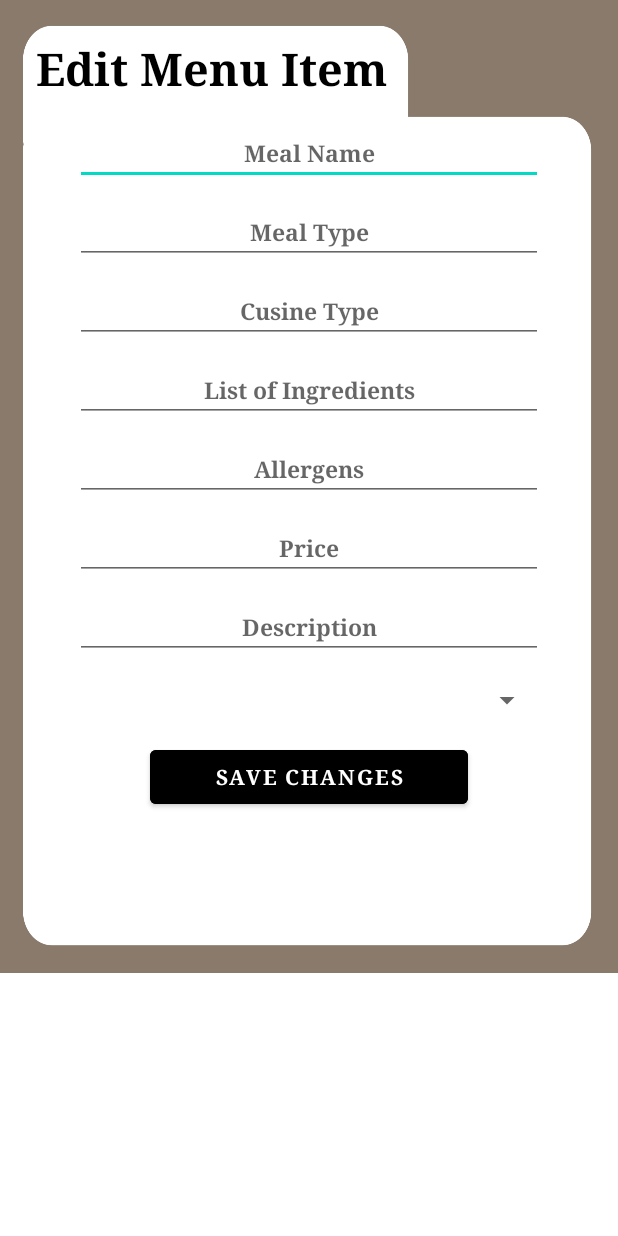
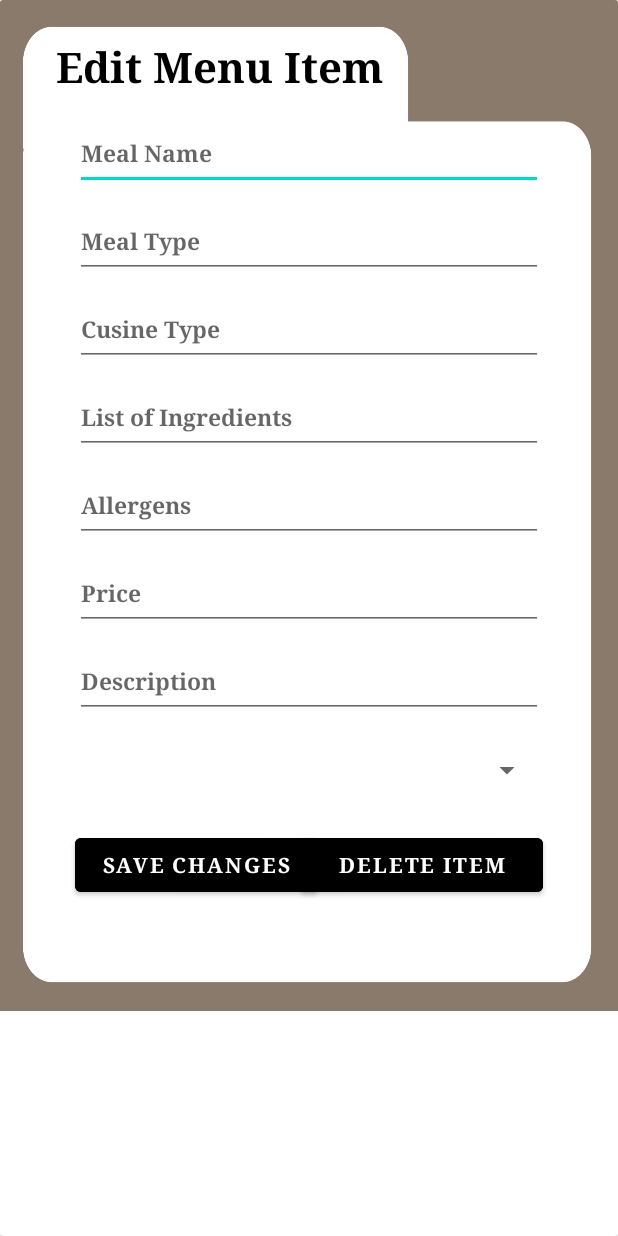
Before and after one commit to NightingaleX03/Mealer-Food-Delivery-App, an Android app: the layout edit_menu_items.xml on its own in the app's theme, with its tools: preview values and no code run, on a phone screen of 412 x 824 dp. Run offline under Robolectric (Android 15) with nearby library versions, the phone set to English and light mode, and no system bars.

Commit message:
added cardview to editMenu item

```diff
--- a/app/src/main/java/group/project/CookHomePage.java
+++ b/app/src/main/java/group/project/CookHomePage.java
@@ -2,6 +2,8 @@ package group.project;
 
 import android.app.Dialog;
 import android.os.Bundle;
+import android.view.ViewGroup;
+import android.view.Window;
 import android.widget.ArrayAdapter;
 import android.widget.Button;
 import android.widget.EditText;
@@ -60,6 +62,7 @@ public class CookHomePage extends AppCompatActivity {
         dialog.setTitle("Menu Item");
         dialog.setContentView(R.layout.edit_menu_items);
 
+
         spinnerAvailability = dialog.findViewById(R.id.spinner_availability);
         btnOK = dialog.findViewById(R.id.btnsaveChanges);
         dialog.create();
--- a/app/src/main/res/layout/edit_menu_items.xml
+++ b/app/src/main/res/layout/edit_menu_items.xml
@@ -1,174 +1,210 @@
 <?xml version="1.0" encoding="utf-8"?>
 <RelativeLayout xmlns:android="http://schemas.android.com/apk/res/android"
+    xmlns:tools="http://schemas.android.com/tools"
     android:layout_width="match_parent"
     android:layout_height="wrap_content"
-    android:background="@drawable/dialog_box"
-    android:layout_marginBottom="175dp">
+    >
+
+    <androidx.cardview.widget.CardView
+        android:layout_width="match_parent"
+        android:layout_height="wrap_content" >
+
+        <RelativeLayout
+            android:layout_width="match_parent"
+            android:layout_height="wrap_content"
+            android:layout_marginBottom="150dp"
+            android:background="@drawable/dialog_box">
 
             <TextView
+                android:id="@+id/title"
                 android:layout_width="match_parent"
                 android:layout_height="wrap_content"
                 android:layout_gravity="center"
+                android:layout_marginStart="20dp"
+                android:layout_marginTop="25dp"
+                android:layout_marginEnd="140dp"
+                android:layout_marginBottom="5dp"
                 android:text="Edit Menu Item"
                 android:textAlignment="center"
+                android:textColor="@color/black"
+                android:textSize="28dp"
+                android:textStyle="bold"
                 android:typeface="serif"
-        android:id="@+id/title"
-        android:layout_marginStart="20dp"
-        android:layout_marginTop="25dp"
-        android:layout_marginEnd="150dp"
-        android:layout_marginBottom="5dp"
-        android:textColor="@color/black"
-        android:textStyle="bold"
-        android:textSize="30dp"/>
+                tools:ignore="MissingConstraints" />
 
             <EditText
+                android:id="@+id/itemName"
                 android:layout_width="match_parent"
                 android:layout_height="wrap_content"
+                android:layout_below="@id/title"
                 android:layout_gravity="center"
-        android:hint="Meal Name"
-        android:textAlignment="center"
-        android:layout_below="@id/title"
-        android:id="@+id/itemName"
-        android:typeface="serif"
                 android:layout_marginStart="50dp"
                 android:layout_marginTop="10dp"
                 android:layout_marginEnd="50dp"
                 android:layout_marginBottom="5dp"
+                android:hint="Meal Name"
+                android:minHeight="48dp"
+
                 android:textColor="@color/black"
+                android:textSize="15dp"
                 android:textStyle="bold"
-        android:textSize="15dp"/>
-
+                android:typeface="serif"
+                tools:ignore="MissingConstraints" />
 
             <EditText
+                android:id="@+id/mealType"
                 android:layout_width="match_parent"
                 android:layout_height="wrap_content"
+                android:layout_below="@id/itemName"
                 android:layout_gravity="center"
-        android:hint="Meal Type"
-        android:textAlignment="center"
-        android:layout_below="@id/itemName"
-        android:id="@+id/mealType"
-        android:typeface="serif"
                 android:layout_marginStart="50dp"
                 android:layout_marginTop="5dp"
                 android:layout_marginEnd="50dp"
                 android:layout_marginBottom="5dp"
+                android:hint="Meal Type"
+                android:minHeight="48dp"
                 android:textColor="@color/black"
+                android:textSize="15dp"
                 android:textStyle="bold"
-        android:textSize="15dp"/>
+                android:typeface="serif"
+                tools:ignore="MissingConstraints" />
 
             <EditText
+                android:id="@+id/cusineType"
                 android:layout_width="match_parent"
                 android:layout_height="wrap_content"
+                android:layout_below="@id/mealType"
                 android:layout_gravity="center"
-        android:hint="Cusine Type"
-        android:textAlignment="center"
-        android:layout_below="@id/mealType"
-        android:id="@+id/cusineType"
-        android:typeface="serif"
                 android:layout_marginStart="50dp"
                 android:layout_marginTop="5dp"
                 android:layout_marginEnd="50dp"
                 android:layout_marginBottom="5dp"
+                android:hint="Cusine Type"
+                android:minHeight="48dp"
                 android:textColor="@color/black"
+                android:textSize="15dp"
                 android:textStyle="bold"
-        android:textSize="15dp"/>
+                android:typeface="serif"
+                tools:ignore="MissingConstraints" />
 
             <EditText
+                android:id="@+id/listOfIngredients"
                 android:layout_width="match_parent"
                 android:layout_height="wrap_content"
+                android:layout_below="@id/cusineType"
                 android:layout_gravity="center"
-        android:hint="List of Ingredients"
-        android:textAlignment="center"
-        android:layout_below="@id/cusineType"
-        android:id="@+id/listOfIngredients"
-        android:typeface="serif"
                 android:layout_marginStart="50dp"
                 android:layout_marginTop="5dp"
                 android:layout_marginEnd="50dp"
                 android:layout_marginBottom="5dp"
+                android:hint="List of Ingredients"
                 android:textColor="@color/black"
+                android:textSize="15dp"
+                android:minHeight="48dp"
                 android:textStyle="bold"
-        android:textSize="15dp"/>
+                android:typeface="serif"
+                tools:ignore="MissingConstraints" />
 
             <EditText
+                android:id="@+id/allergens"
                 android:layout_width="match_parent"
                 android:layout_height="wrap_content"
+                android:layout_below="@id/listOfIngredients"
                 android:layout_gravity="center"
-        android:hint = "Allergens"
-        android:textAlignment="center"
-        android:layout_below="@id/listOfIngredients"
-        android:id="@+id/allergens"
-        android:typeface="serif"
                 android:layout_marginStart="50dp"
                 android:layout_marginTop="5dp"
                 android:layout_marginEnd="50dp"
                 android:layout_marginBottom="5dp"
+                android:hint="Allergens"
                 android:textColor="@color/black"
+                android:textSize="15dp"
+                android:minHeight="48dp"
                 android:textStyle="bold"
-        android:textSize="15dp"/>
+                android:typeface="serif"
+                tools:ignore="MissingConstraints" />
 
             <EditText
+                android:id="@+id/price"
                 android:layout_width="match_parent"
                 android:layout_height="wrap_content"
+                android:layout_below="@id/allergens"
                 android:layout_gravity="center"
-        android:hint="Price"
-        android:textAlignment="center"
-        android:layout_below="@id/allergens"
-        android:id="@+id/price"
-        android:typeface="serif"
                 android:layout_marginStart="50dp"
                 android:layout_marginTop="5dp"
                 android:layout_marginEnd="50dp"
                 android:layout_marginBottom="5dp"
+                android:hint="Price"
                 android:textColor="@color/black"
+                android:textSize="15dp"
+                android:minHeight="48dp"
                 android:textStyle="bold"
-        android:textSize="15dp"/>
+                android:typeface="serif"
+                tools:ignore="MissingConstraints" />
 
             <EditText
+                android:id="@+id/description"
                 android:layout_width="match_parent"
                 android:layout_height="wrap_content"
+                android:layout_below="@id/price"
                 android:layout_gravity="center"
-        android:hint="Description"
-        android:textAlignment="center"
-        android:layout_below="@id/price"
-        android:id="@+id/description"
-        android:typeface="serif"
                 android:layout_marginStart="50dp"
                 android:layout_marginTop="5dp"
                 android:layout_marginEnd="50dp"
                 android:layout_marginBottom="5dp"
+                android:hint="Description"
                 android:textColor="@color/black"
+                android:textSize="15dp"
+                android:minHeight="48dp"
                 android:textStyle="bold"
-        android:textSize="15dp"/>
+                android:typeface="serif"
+                tools:ignore="MissingConstraints" />
 
             <Spinner
                 android:id="@+id/spinner_availability"
                 android:layout_width="match_parent"
                 android:layout_height="wrap_content"
-        android:spinnerMode="dropdown"
                 android:layout_below="@id/description"
                 android:layout_marginStart="50dp"
-        android:layout_marginTop="10dp"
+                android:layout_marginTop="5dp"
                 android:layout_marginEnd="50dp"
                 android:layout_marginBottom="10dp"
+                android:minHeight="48dp"
+                android:spinnerMode="dropdown"
                 android:textAlignment="center"
-        />
+                tools:ignore="MissingConstraints,SpeakableTextPresentCheck" />
 
 
             <Button
+                android:id="@+id/btnsaveChanges"
                 android:layout_width="match_parent"
                 android:layout_height="wrap_content"
                 android:layout_below="@id/spinner_availability"
-        android:layout_marginStart="100dp"
+                android:layout_marginStart="50dp"
                 android:layout_marginTop="5dp"
-        android:layout_marginEnd="100dp"
-        android:id="@+id/btnsaveChanges"
+                android:layout_marginEnd="200dp"
+                android:backgroundTint="@color/black"
+                android:minHeight="48dp"
                 android:text="Save Changes"
-        android:typeface="serif"
-        android:backgroundTint="@color/black"
                 android:textColor="@color/white"
                 android:textStyle="bold"
-        />
+                android:typeface="serif"
+                tools:ignore="MissingConstraints" />
 
+            <Button
+                android:id="@+id/btnDeleteItem"
+                android:layout_width="match_parent"
+                android:layout_height="wrap_content"
+                android:layout_below="@id/spinner_availability"
+                android:layout_marginStart="200dp"
+                android:layout_marginTop="5dp"
+                android:layout_marginEnd="50dp"
+                android:backgroundTint="@color/black"
+                android:text="Delete Item"
+                android:textStyle="bold"
+                android:typeface="serif"
+                tools:ignore="MissingConstraints" />
 
         </RelativeLayout>
+    </androidx.cardview.widget.CardView>
+
+</RelativeLayout>
```
Lines whose indentation alone changed are shown as unchanged.
